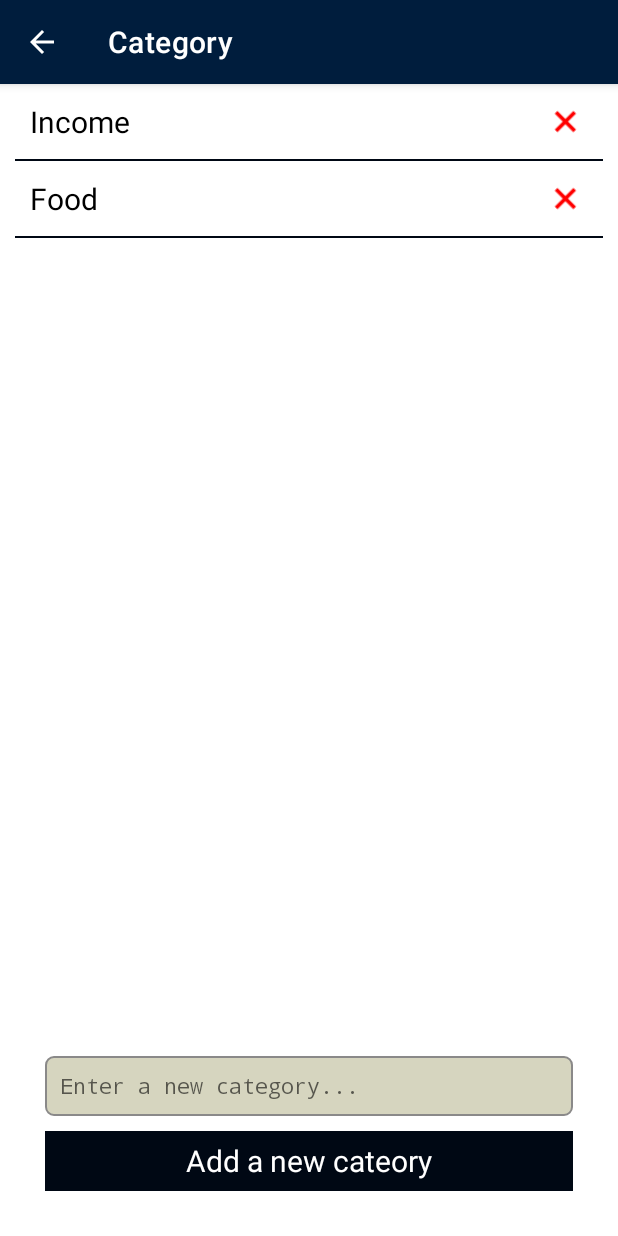
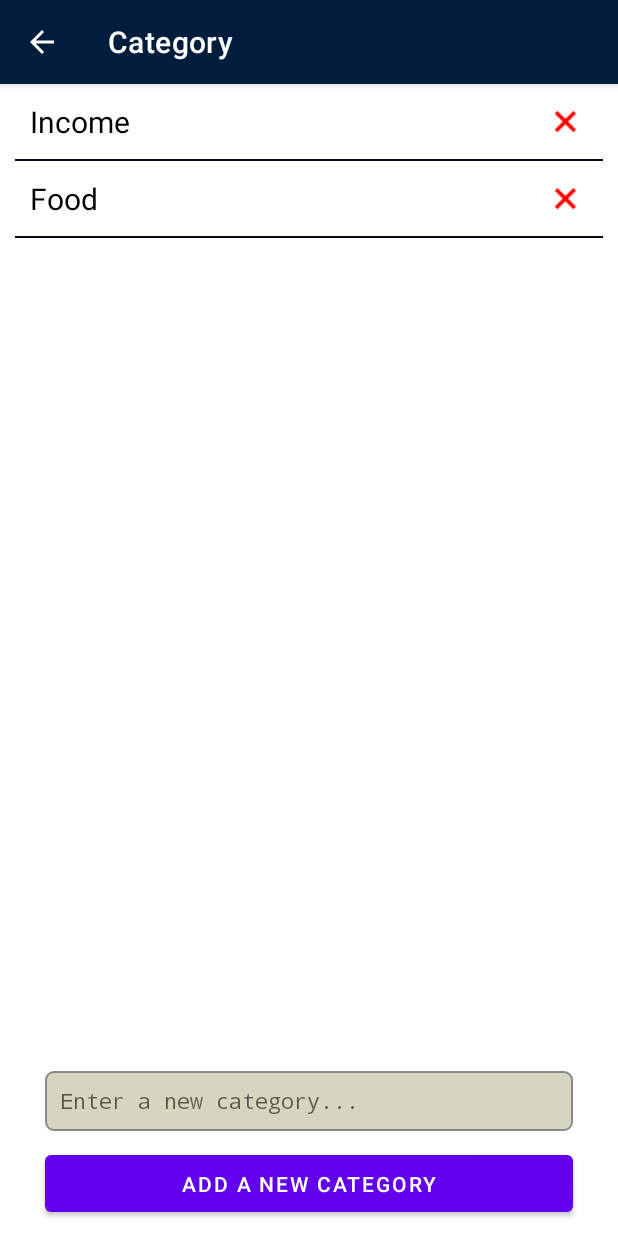
Before and after one commit to hyp0126/simple-money-tracer, an Android app: the screen it shows after launch (CategoryActivity), in the side drawer, after a tap on "Category", on a phone screen of 412 x 824 dp. Run offline under Robolectric (Android 15) with nearby library versions, the phone set to English and light mode, and no system bars; libraries missing offline, so code that uses them is left out: com.github.mikephil.charting.

Commit message:
update category delete

```diff
--- a/app/src/main/java/com/phoenixgroup10/simplemoneytracer/activity/CategoryActivity.java
+++ b/app/src/main/java/com/phoenixgroup10/simplemoneytracer/activity/CategoryActivity.java
@@ -14,6 +14,7 @@ import android.os.Bundle;
 import android.view.MenuItem;
 import android.view.View;
 import android.view.inputmethod.InputMethodManager;
+import android.widget.Button;
 import android.widget.EditText;
 import android.widget.TextView;
 import android.widget.Toast;
@@ -35,7 +36,7 @@ public class CategoryActivity extends AppCompatActivity  implements View.OnClick
     CategoryDAO categoryDAO;
     RecyclerView categoryListView;
     CategoryAdapter categoryAdapter;
-    TextView categoryAdd, categoryUpdate, categoryCancel;
+    Button categoryAdd, categoryUpdate, categoryCancel;
     EditText etEnterName;
     int position;
     int themeID;
@@ -50,9 +51,9 @@ public class CategoryActivity extends AppCompatActivity  implements View.OnClick
 
         categoryListView = findViewById(R.id.category_item);
         etEnterName = findViewById(R.id.category_enter_name);
-        categoryAdd = findViewById(R.id.category_add);
-        categoryUpdate = findViewById(R.id.category_update);
-        categoryCancel = findViewById(R.id.category_cancel);
+        categoryAdd = findViewById(R.id.btn_add);
+        categoryUpdate = findViewById(R.id.btn_update);
+        categoryCancel = findViewById(R.id.btn_cancel);
 
         ActionBar actionBar = getSupportActionBar();
         if (actionBar != null) {
@@ -82,7 +83,7 @@ public class CategoryActivity extends AppCompatActivity  implements View.OnClick
     public void onClick(View view) {
         String newName = etEnterName.getText().toString();
         switch (view.getId()) {
-            case R.id.category_add: {
+            case R.id.btn_add: {
                 if(newName.equals("")){
                     Snackbar.make(view, "Category Name is Required", Snackbar.LENGTH_LONG).show();
                     etEnterName.setFocusable(true);
@@ -94,7 +95,7 @@ public class CategoryActivity extends AppCompatActivity  implements View.OnClick
                 }
             }
             break;
-            case R.id.category_update: {
+            case R.id.btn_update: {
                 if(isDuplicatedName(newName)){
                     Snackbar.make(view, "Can not update", Snackbar.LENGTH_LONG).show();
                     Toast.makeText(application, "Duplicated category name!", Toast.LENGTH_SHORT).show();
@@ -111,7 +112,7 @@ public class CategoryActivity extends AppCompatActivity  implements View.OnClick
                 }
             }
             break;
-            case R.id.category_cancel: {
+            case R.id.btn_cancel: {
                 etEnterName.setText("");
                 toggleButton(Common.ADD_VISIBLE);
                 hideInputForm(view);
@@ -167,10 +168,14 @@ public class CategoryActivity extends AppCompatActivity  implements View.OnClick
     private boolean insertCategory(String name) {
         Category c = new Category();
         c.setName(name);
-        boolean result = categoryDAO.insertCategory(c);
-        models.add(c);
-        categoryAdapter.notifyDataSetChanged();
-        return result;
+        int newId = (int)categoryDAO.insertCategory(c);
+        if(newId != -1){
+            c.setId(newId);
+            models.add(c);
+            categoryAdapter.notifyDataSetChanged();
+            return true;
+        }
+        return false;
     }
 
     private boolean udpateCategory(Category c) {
--- a/app/src/main/java/com/phoenixgroup10/simplemoneytracer/adapter/CategoryAdapter.java
+++ b/app/src/main/java/com/phoenixgroup10/simplemoneytracer/adapter/CategoryAdapter.java
@@ -51,13 +51,6 @@ public class CategoryAdapter extends RecyclerView.Adapter<CategoryAdapter.Catego
         if (model.getName() != null) {
             holder.itemName.setText(model.getName());
         }
-       /* holder.itemName.setOnClickListener(new View.OnClickListener(){
-            @Override
-            public void onClick(View v) {
-                holder.itemName.setTextColor(Color.parseColor("#00aaff"));
-                holder.removeImg.setBackgroundResource(R.drawable.day_picker_item_background);
-            }
-        });*/
         holder.removeImg.setOnClickListener(new View.OnClickListener() {
             @Override
             public void onClick(View view) {
--- a/app/src/main/java/com/phoenixgroup10/simplemoneytracer/dao/CategoryDAO.java
+++ b/app/src/main/java/com/phoenixgroup10/simplemoneytracer/dao/CategoryDAO.java
@@ -26,7 +26,7 @@ public class CategoryDAO {
         helper = application.getSQLiteOpenHelper();
     }
 
-    public boolean insertCategory(Category objCategory) {
+    public long insertCategory(Category objCategory) {
         SQLiteDatabase db = helper.getWritableDatabase();
 
         // Set category data for adding
@@ -34,14 +34,14 @@ public class CategoryDAO {
         cv.put(CATEGORY_NAME, objCategory.getName());
 
         // Save category data
-        long result = db.insert(CATEGORY_TABLE_NAME, null, cv);
-        if (result == -1)
+        long newId = db.insert(CATEGORY_TABLE_NAME, null, cv);
+        if (newId > 0)
         {
-            return false;
+            return newId;
         }
         else
         {
-            return true;
+            return -1;
         }
     }
 
--- a/app/src/main/res/layout/activity_category.xml
+++ b/app/src/main/res/layout/activity_category.xml
@@ -16,8 +16,9 @@
 
     <LinearLayout
         android:layout_width="match_parent"
-        android:layout_height="120dp"
+        android:layout_height="110dp"
         android:layout_centerInParent="true"
+        android:layout_marginTop="10dp"
         android:gravity="center"
         android:orientation="vertical">
 
@@ -25,77 +26,62 @@
             android:id="@+id/category_enter_name"
             android:layout_width="match_parent"
             android:layout_height="40dp"
+            android:layout_marginTop="10dp"
             android:layout_marginStart="30dp"
             android:layout_marginEnd="30dp"
+            android:background="@drawable/edit_text_border"
             android:hint="Enter a new category..."
             android:paddingStart="10dp"
             android:singleLine="true"
             android:textSize="14sp"
-            android:typeface="monospace"
-            android:background="@drawable/edit_text_border"/>
+            android:typeface="monospace" />
 
         <RelativeLayout
             android:layout_width="match_parent"
-            android:layout_height="match_parent"
+            android:layout_height="50dp"
             android:layout_marginTop="10dp"
-            android:layout_marginBottom="30dp">
+            android:layout_marginBottom="20dp">
 
             <LinearLayout
                 android:layout_width="match_parent"
                 android:layout_height="match_parent"
                 android:orientation="vertical">
 
-                <TextView
-                    android:id="@+id/category_add"
+                <Button
+                    android:id="@+id/btn_add"
                     android:layout_width="match_parent"
-                    android:layout_height="40dp"
+                    android:layout_height="match_parent"
                     android:layout_marginStart="30dp"
                     android:layout_marginEnd="30dp"
-                    android:background="@color/category_view"
-                    android:gravity="center"
-                    android:text="@string/add_new_category"
-                    android:textColor="#ffffff"
-                    android:textSize="20sp"
-                    android:visibility="visible" />
+                    android:text="Add a new category" />
             </LinearLayout>
 
             <LinearLayout
                 android:layout_width="match_parent"
-                android:layout_height="match_parent"
-                android:layout_alignParentEnd="true"
-                android:layout_alignParentBottom="true"
-                android:layout_marginEnd="0dp"
-                android:layout_marginBottom="0dp"
-                android:orientation="horizontal"
-                android:background="@null">
+                android:layout_height="50dp"
+                android:background="@null"
+                android:orientation="horizontal">
 
-                <TextView
-                    android:id="@+id/category_update"
-                    android:layout_width="160dp"
-                    android:layout_height="40dp"
+                <Button
+                    android:id="@+id/btn_update"
+                    android:layout_width="wrap_content"
+                    android:layout_height="match_parent"
                     android:layout_marginStart="30dp"
                     android:layout_marginEnd="5dp"
                     android:layout_weight="1"
-                    android:background="@color/category_view"
-                    android:gravity="center"
-                    android:text="@string/update_category"
-                    android:textColor="#ffffff"
-                    android:textSize="20sp"
+                    android:text="Update"
                     android:visibility="gone" />
 
-                <TextView
-                    android:id="@+id/category_cancel"
-                    android:layout_width="160dp"
-                    android:layout_height="40dp"
+                <Button
+                    android:id="@+id/btn_cancel"
+                    android:layout_width="wrap_content"
+                    android:layout_height="match_parent"
                     android:layout_marginStart="5dp"
                     android:layout_marginEnd="30dp"
                     android:layout_weight="1"
-                    android:background="@color/category_view"
-                    android:gravity="center"
-                    android:text="@string/cancel_category"
-                    android:textColor="#ffffff"
-                    android:textSize="20sp"
+                    android:text="Cancel"
                     android:visibility="gone" />
+
             </LinearLayout>
 
         </RelativeLayout>
```
